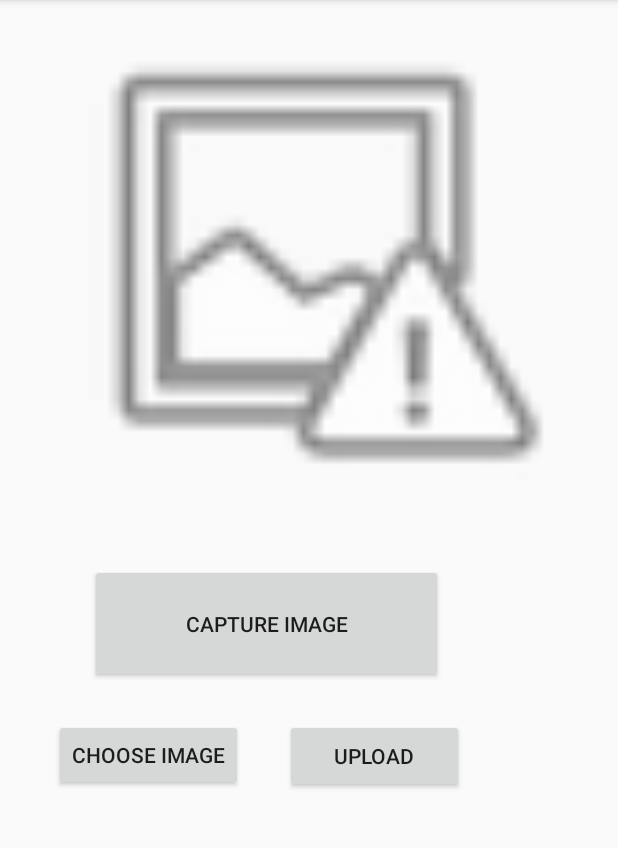
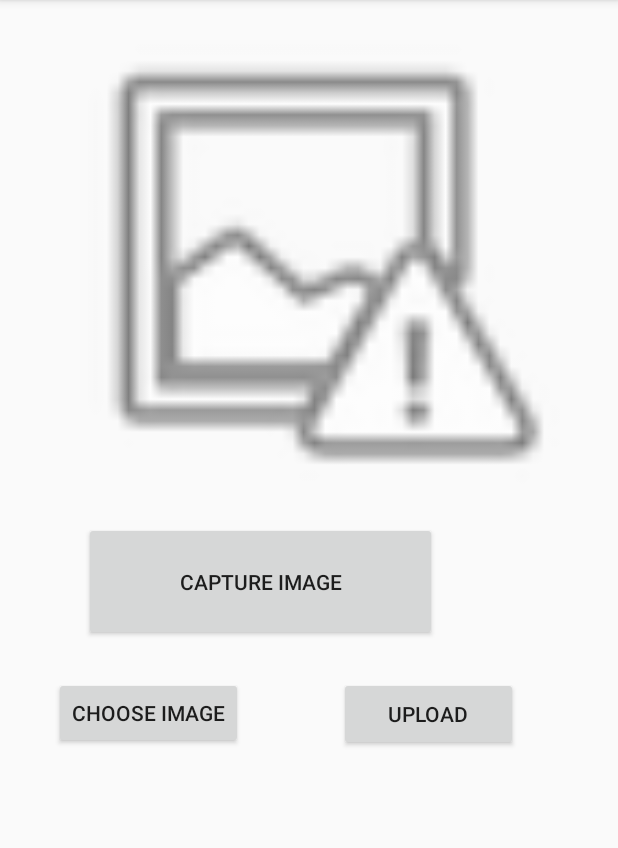
Before and after one commit to SzymonZabrocki/Pomniki, an Android app: the MainActivity screen opened directly, with no data from a screen before it, on a phone screen of 412 x 824 dp, the part 84-932 px from its top. Run offline under Robolectric (Android 15) with nearby library versions, the phone set to English and light mode, and no system bars; our stand-ins replace Firebase (no records; nobody signed in at launch, a user with empty details on screens opened directly).

Commit message:
Add screenshots

```diff
--- a/app/src/main/res/layout/activity_add_marker_details.xml
+++ b/app/src/main/res/layout/activity_add_marker_details.xml
@@ -10,11 +10,12 @@
         android:id="@+id/createButton"
         android:layout_width="266dp"
         android:layout_height="93dp"
-        android:layout_marginBottom="24dp"
+        android:layout_marginBottom="16dp"
         android:onClick="addMarker"
         android:text="Add Marker"
         app:layout_constraintBottom_toBottomOf="parent"
         app:layout_constraintEnd_toEndOf="parent"
+        app:layout_constraintHorizontal_bias="0.34"
         app:layout_constraintStart_toStartOf="parent" />
 
     <TextView
@@ -34,7 +35,7 @@
         android:layout_width="wrap_content"
         android:layout_height="wrap_content"
         android:layout_marginStart="32dp"
-        android:layout_marginTop="64dp"
+        android:layout_marginTop="32dp"
         android:text="Description"
         android:textSize="24sp"
         android:textStyle="bold"
--- a/app/src/main/res/layout/activity_main.xml
+++ b/app/src/main/res/layout/activity_main.xml
@@ -10,8 +10,8 @@
         android:id="@+id/button"
         android:layout_width="235dp"
         android:layout_height="79dp"
-        android:layout_marginStart="60dp"
-        android:layout_marginTop="376dp"
+        android:layout_marginStart="56dp"
+        android:layout_marginTop="348dp"
         android:text="Capture image"
         app:layout_constraintStart_toStartOf="parent"
         app:layout_constraintTop_toTopOf="parent" />
@@ -30,7 +30,7 @@
         android:id="@+id/btnUpload"
         android:layout_width="119dp"
         android:layout_height="49dp"
-        android:layout_marginStart="28dp"
+        android:layout_marginStart="64dp"
         android:layout_marginTop="24dp"
         android:text="Upload"
         app:layout_constraintStart_toEndOf="@+id/btnChoose"
```
Also changed, not shown: 4 other files.
